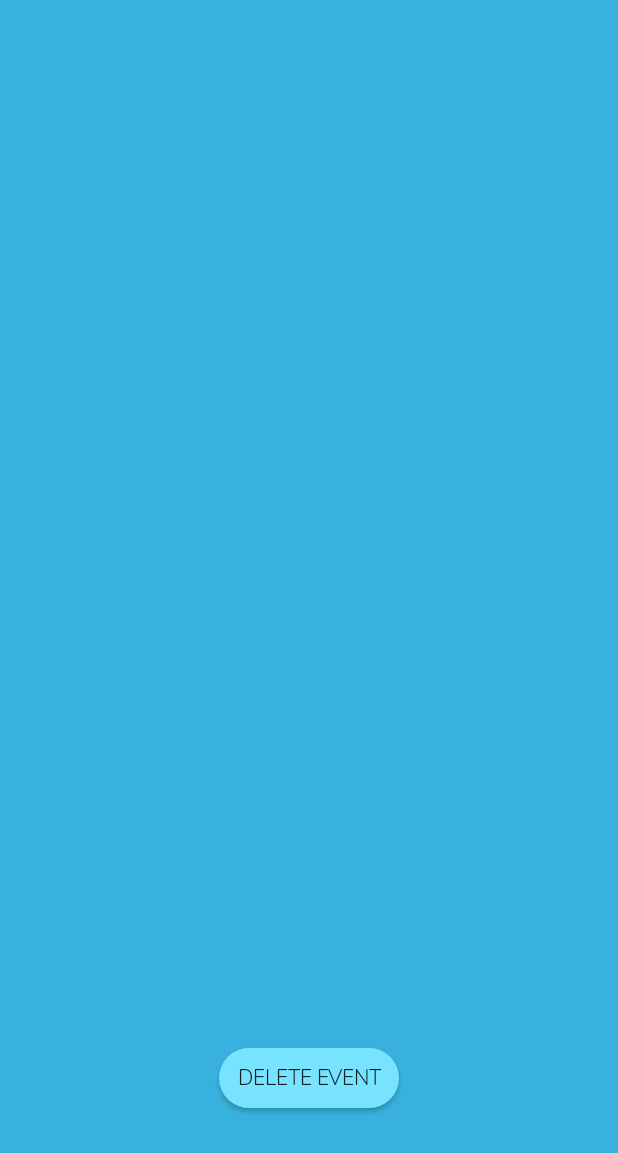
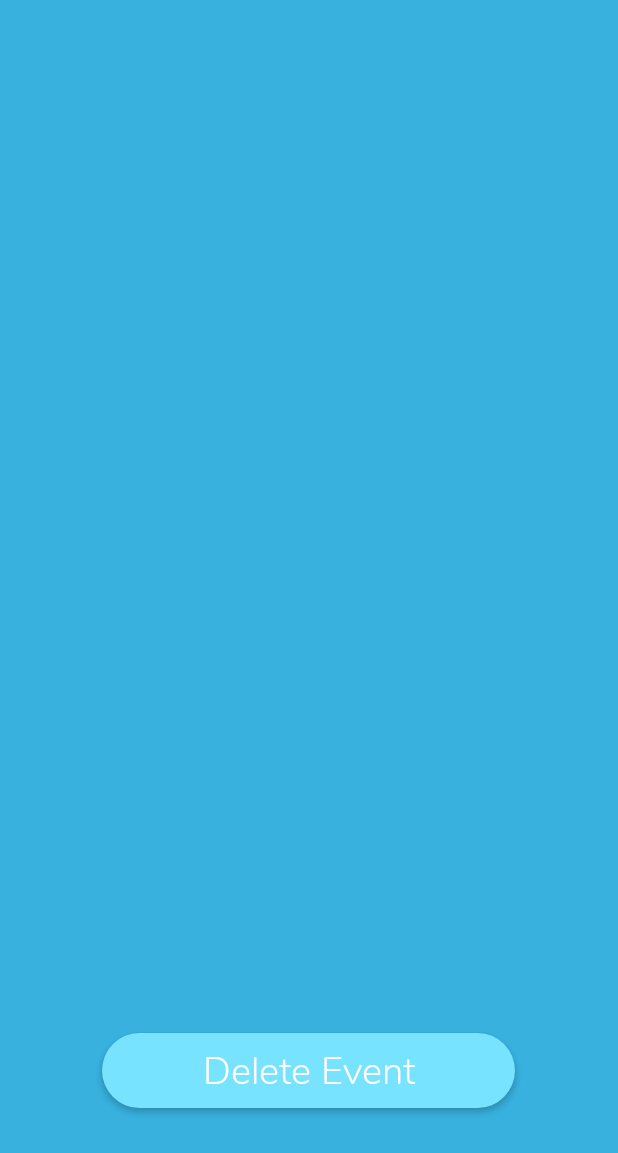
Before and after one commit to johncaseyjones1/Homework_Scheduler, an Android app: the layout assignment_screen.xml on its own in the app's theme, with its tools: preview values and no code run, on a phone screen of 412 x 824 dp. Shown: the top 1153 px of the screen. Run offline under Robolectric (Android 15) with nearby library versions, the phone set to English and light mode, and no system bars.

Commit message:
Fixed more UI issues
Event screen has real buttons. Due date picker is now a calendar and not a spinner.

```diff
--- a/app/src/main/java/com/example/homework_scheduler/view/questions/Question_4_Fragment.java
+++ b/app/src/main/java/com/example/homework_scheduler/view/questions/Question_4_Fragment.java
@@ -53,10 +53,8 @@ public class Question_4_Fragment extends Fragment {
 
                 DatePickerDialog dialog = new DatePickerDialog(
                         getContext(),
-                        android.R.style.Theme_Holo_Light_Dialog_MinWidth,
                         mDateSetListener,
                         year,month,day);
-                dialog.getWindow().setBackgroundDrawable(new ColorDrawable(Color.TRANSPARENT));
                 dialog.show();
             }
         });
--- a/app/src/main/res/layout/assignment_screen.xml
+++ b/app/src/main/res/layout/assignment_screen.xml
@@ -42,12 +42,15 @@
         android:gravity="bottom|center">
 
         <Button
-            android:layout_width="120dp"
-            android:layout_height="40dp"
+            android:layout_width="275dp"
+            android:layout_height="50dp"
             android:layout_marginBottom="65dp"
             android:gravity="center"
             android:id="@+id/delete_event"
             android:text="@string/delete_event"
+            android:textSize="25sp"
+            android:textColor="#FFFFFF"
+            android:textAllCaps="false"
             android:background="@drawable/next_question_button"
             android:fontFamily="@font/nunito_light"
             />
--- a/app/src/main/res/layout/question_1.xml
+++ b/app/src/main/res/layout/question_1.xml
@@ -15,7 +15,7 @@
             android:text="@string/question_1"
             android:textColor="#FFFFFF"
             android:textSize="25sp"
-            android:gravity="left"
+            android:gravity="start"
             android:layout_centerHorizontal="true"
             android:fontFamily="@font/nunito_regular">
         </TextView>
--- a/app/src/main/res/layout/question_2.xml
+++ b/app/src/main/res/layout/question_2.xml
@@ -44,7 +44,7 @@
         android:layout_centerHorizontal="true"
         android:layout_marginTop="125dp"
         android:layout_below="@+id/assignment_time"
-        android:text="Next"
+        android:text="@string/next"
         android:textSize="25sp"
         android:textColor="#FFFFFF"
         android:textAllCaps="false"/>
--- a/app/src/main/res/layout/success.xml
+++ b/app/src/main/res/layout/success.xml
@@ -34,7 +34,7 @@
         android:layout_centerHorizontal="true"
         android:layout_marginTop="150dp"
         android:layout_below="@+id/question_text"
-        android:text="Finished"
+        android:text="@string/finished"
         android:textSize="25sp"
         android:textColor="#FFFFFF"
         android:textAllCaps="false"/>
--- a/app/src/main/res/layout/waiting_scnree.xml
+++ b/app/src/main/res/layout/waiting_scnree.xml
@@ -17,7 +17,7 @@
         android:id="@+id/question_text"
         android:layout_width="275dp"
         android:layout_height="500dp"
-        android:text="Just one moment.\n\nYour assignment is being scheduled!"
+        android:text="@string/waiting_message"
         android:textColor="#FFFFFF"
         android:textSize="25sp"
         android:gravity="center_vertical"
--- a/app/src/main/res/values/strings.xml
+++ b/app/src/main/res/values/strings.xml
@@ -14,11 +14,15 @@
     <string name="title_activity_nothing">nothing</string>
     <string name="current_id_number">com_example_homework_scheduler_current_id_number</string>
     <string name="list_of_event_keys">com_example_homework_scheduler_current_event_keys</string>
-    <string name="delete_event">Delete event</string>
+    <string name="delete_event">Delete Event</string>
     <string name="go_back">Back</string>
     <string name="no_events_message">You don\'t have any assignments scheduled yet! Press the plus button to schedule one.</string>
     <string name="your_assignments">Your Assignments</string>
     <string name="home_start_and_end">Homework start and end times</string>
     <string name="max_homework_session">Maximum homework session time</string>
     <string name="num_days_early">Number of days early to finish assignments</string>
+    <string name="finished">Finished</string>
+    <string name="waiting_message">Just one moment.\n\nYour assignment is being scheduled!</string>
+    <string name="oh_no">Oh no!</string>
+    <string name="not_enough_time_warning">There\'s not enough time to finish your assignment before it\'s due!\n\nTry adjusting your settings to allow for more time to finish your assignment.</string>
 </resources>
```
Also changed, not shown: app/src/main/res/layout/not_enough_time_screen.xml (+4 -4 lines).
